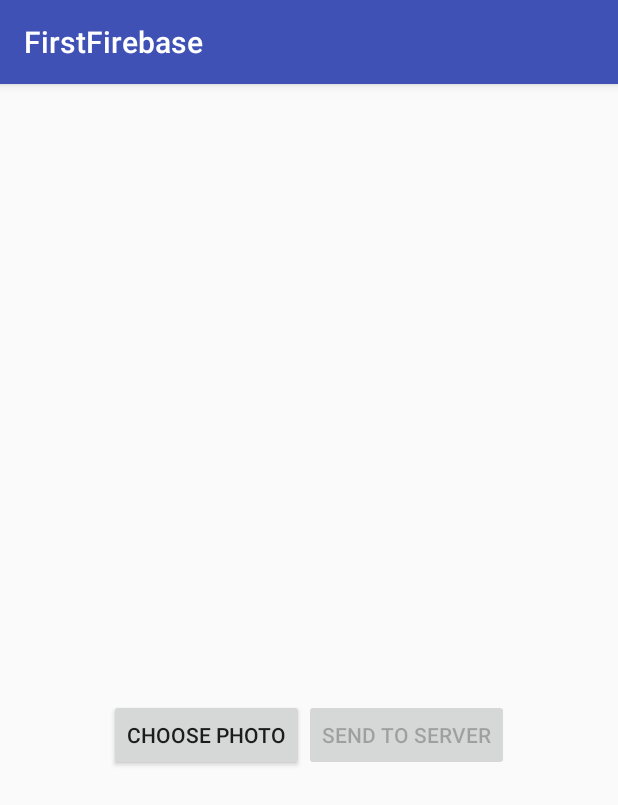
After one commit to zhdanov-ek/FirstFirabase, an Android app: the ImageActivity screen opened directly, with no data from a screen before it, on a phone screen of 412 x 824 dp. The commit adds this screen. Shown: the top 805 px of the screen. Run offline under Robolectric (Android 15) with nearby library versions, the phone set to English and light mode, and no system bars.

Commit message:
find image and load to view

```diff
--- a/app/build.gradle
+++ b/app/build.gradle
@@ -29,8 +29,12 @@ dependencies {
     testCompile 'junit:junit:4.12'
 
     //Add Library
+    compile 'com.google.firebase:firebase-storage:9.6.0'
+    compile 'com.google.firebase:firebase-database:9.6.0'
+    compile 'com.firebaseui:firebase-ui-auth:0.6.0'
 
-    compile 'com.firebaseui:firebase-ui:0.6.2'
+
+
 }
 
 
--- a/app/src/main/AndroidManifest.xml
+++ b/app/src/main/AndroidManifest.xml
@@ -3,11 +3,11 @@
     package="com.example.gek.firstfirebase">
 
     <application
+        android:name=".MyApplication"
         android:allowBackup="true"
         android:icon="@mipmap/ic_launcher"
         android:label="@string/app_name"
         android:supportsRtl="true"
-        android:name=".MyApplication"
         android:theme="@style/AppTheme">
         <activity android:name=".MainActivity">
             <intent-filter>
@@ -16,6 +16,7 @@
                 <category android:name="android.intent.category.LAUNCHER" />
             </intent-filter>
         </activity>
+        <activity android:name=".ImageActivity"></activity>
     </application>
 
 </manifest>
--- /dev/null
+++ b/app/src/main/java/com/example/gek/firstfirebase/ImageActivity.java
@@ -0,0 +1,51 @@
+package com.example.gek.firstfirebase;
+
+import android.content.Intent;
+import android.net.Uri;
+import android.support.v7.app.AppCompatActivity;
+import android.os.Bundle;
+import android.view.View;
+import android.widget.ImageView;
+
+public class ImageActivity extends AppCompatActivity {
+
+    private static final int REQUEST_LOAD_IMG = 1;
+    ImageView ivImage;
+
+    @Override
+    protected void onCreate(Bundle savedInstanceState) {
+        super.onCreate(savedInstanceState);
+        setContentView(R.layout.activity_image);
+        ivImage = (ImageView)findViewById(R.id.ivImage);
+
+        findViewById(R.id.btnChoose).setOnClickListener(new View.OnClickListener() {
+            @Override
+            public void onClick(View view) {
+                chooseImage();
+            }
+        });
+
+    }
+
+    private void chooseImage(){
+        Intent photoPickerIntent = new Intent(Intent.ACTION_PICK);
+        photoPickerIntent.setType("image/*");
+        if (photoPickerIntent.resolveActivity(getPackageManager()) != null){
+            startActivityForResult(photoPickerIntent, REQUEST_LOAD_IMG);
+        }
+    }
+
+    // Обработка вызванных ранее интентов:
+    //   - запрос картинки из галереи возвращает URI
+    @Override
+    protected void onActivityResult(int requestCode, int resultCode, Intent data) {
+        super.onActivityResult(requestCode, resultCode, data);
+        if (resultCode == RESULT_OK && data != null ) {
+            if (requestCode == REQUEST_LOAD_IMG ) {
+                Uri uriImage = data.getData();
+                ivImage.setImageURI(uriImage);
+            }
+        }
+
+    }
+}
--- /dev/null
+++ b/app/src/main/res/layout/activity_image.xml
@@ -0,0 +1,40 @@
+<?xml version="1.0" encoding="utf-8"?>
+<LinearLayout xmlns:android="http://schemas.android.com/apk/res/android"
+    xmlns:tools="http://schemas.android.com/tools"
+    android:id="@+id/activity_image"
+    android:layout_width="match_parent"
+    android:orientation="vertical"
+    android:gravity="center"
+    android:layout_height="match_parent"
+    android:paddingBottom="@dimen/activity_vertical_margin"
+    android:paddingLeft="@dimen/activity_horizontal_margin"
+    android:paddingRight="@dimen/activity_horizontal_margin"
+    android:paddingTop="@dimen/activity_vertical_margin"
+    tools:context="com.example.gek.firstfirebase.ImageActivity">
+
+    <ImageView
+        android:layout_width="100dp"
+        android:layout_height="100dp"
+        android:id="@+id/ivImage"
+        android:padding="15dp"/>
+
+    <LinearLayout
+        android:layout_width="match_parent"
+        android:layout_height="wrap_content"
+        android:orientation="horizontal"
+        android:gravity="center">
+        <Button
+            android:layout_width="wrap_content"
+            android:layout_height="wrap_content"
+            android:id="@+id/btnChoose"
+            android:text="Choose photo"/>
+
+        <Button
+            android:layout_width="wrap_content"
+            android:layout_height="wrap_content"
+            android:enabled="false"
+            android:text="Send to server"
+            android:id="@+id/btnSend"/>
+    </LinearLayout>
+
+</LinearLayout>
--- a/app/src/main/res/layout/activity_main.xml
+++ b/app/src/main/res/layout/activity_main.xml
@@ -102,4 +102,10 @@
         android:layout_width="wrap_content"
         android:layout_height="wrap_content"
         android:text="INFO" />
+    <Button
+        android:id="@+id/btnImage"
+        android:layout_width="match_parent"
+        android:layout_height="wrap_content"
+        android:text="Load image to server" />
+
 </LinearLayout>
--- a/build.gradle
+++ b/build.gradle
@@ -5,7 +5,7 @@ buildscript {
         jcenter()
     }
     dependencies {
-        classpath 'com.android.tools.build:gradle:2.2.2'
+        classpath 'com.android.tools.build:gradle:2.2.3'
 
         // NOTE: Do not place your application dependencies here; they belong
         // in the individual module build.gradle files
```
Also changed, not shown: app/src/main/java/com/example/gek/firstfirebase/MainActivity.java (+7 -0 lines), 1 other file.
